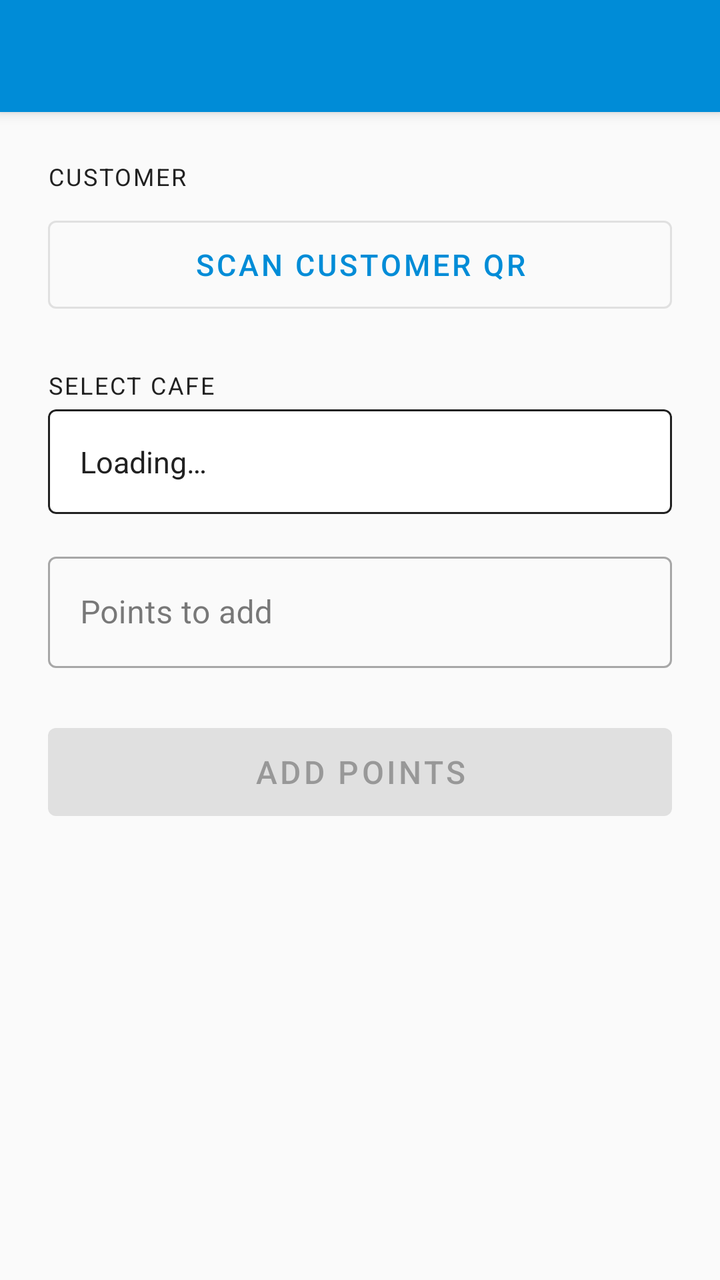
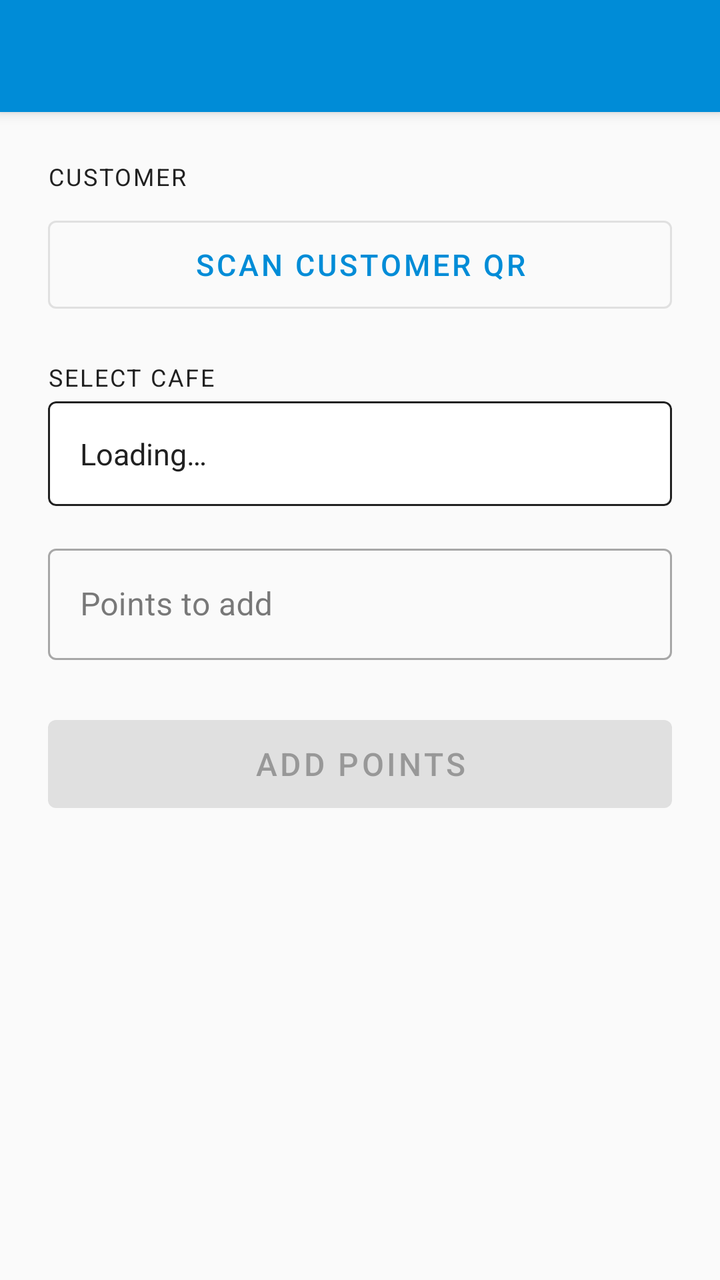

Two renders of the same Android screen: before a commit and after it. Below are the layout's source before the change and the commit's diff.
<!-- AndroidManifest.xml: application theme Theme.HopPrint -->
<!-- res/layout/activity_add_points.xml -->
<?xml version="1.0" encoding="utf-8"?>
<androidx.coordinatorlayout.widget.CoordinatorLayout
    xmlns:android="http://schemas.android.com/apk/res/android"
    xmlns:app="http://schemas.android.com/apk/res-auto"
    android:layout_width="match_parent"
    android:layout_height="match_parent"
    android:background="@color/background">

    <com.google.android.material.appbar.AppBarLayout
        android:layout_width="match_parent"
        android:layout_height="wrap_content">

        <androidx.appcompat.widget.Toolbar
            android:id="@+id/toolbar"
            android:layout_width="match_parent"
            android:layout_height="?attr/actionBarSize"
            android:background="@color/primary"
            android:theme="@style/ThemeOverlay.AppCompat.Dark.ActionBar"
            app:popupTheme="@style/ThemeOverlay.AppCompat.Light" />

    </com.google.android.material.appbar.AppBarLayout>

    <androidx.core.widget.NestedScrollView
        android:layout_width="match_parent"
        android:layout_height="match_parent"
        android:fillViewport="true"
        app:layout_behavior="@string/appbar_scrolling_view_behavior">

        <LinearLayout
            android:layout_width="match_parent"
            android:layout_height="wrap_content"
            android:orientation="vertical"
            android:padding="24dp">

            
            <TextView
                android:layout_width="match_parent"
                android:layout_height="wrap_content"
                android:text="@string/label_customer"
                android:textSize="12sp"
                android:textColor="@color/on_background"
                android:textAllCaps="true"
                android:letterSpacing="0.08"
                android:layout_marginBottom="8dp" />

            <com.google.android.material.button.MaterialButton
                android:id="@+id/scanButton"
                style="@style/Widget.MaterialComponents.Button.OutlinedButton"
                android:layout_width="match_parent"
                android:layout_height="56dp"
                android:text="@string/btn_scan_qr"
                android:textSize="15sp" />

            <TextView
                android:id="@+id/userIdText"
                android:layout_width="match_parent"
                android:layout_height="wrap_content"
                android:layout_marginTop="8dp"
                android:textSize="14sp"
                android:textColor="@color/on_background"
                android:visibility="gone" />

            
            <TextView
                android:layout_width="match_parent"
                android:layout_height="wrap_content"
                android:layout_marginTop="24dp"
                android:layout_marginBottom="4dp"
                android:text="@string/hint_select_cafe"
                android:textSize="12sp"
                android:textColor="@color/on_background"
                android:textAllCaps="true"
                android:letterSpacing="0.08" />

            <com.google.android.material.card.MaterialCardView
                android:layout_width="match_parent"
                android:layout_height="wrap_content"
                app:cardBackgroundColor="@color/surface"
                app:strokeColor="@color/on_background"
                app:strokeWidth="1dp"
                app:cardElevation="0dp">

                <TextView
                    android:id="@+id/cafeNameText"
                    android:layout_width="match_parent"
                    android:layout_height="wrap_content"
                    android:padding="16dp"
                    android:textSize="15sp"
                    android:textColor="@color/on_surface"
                    android:text="Loading…" />

            </com.google.android.material.card.MaterialCardView>

            
            <com.google.android.material.textfield.TextInputLayout
                android:id="@+id/pointsLayout"
                style="@style/Widget.MaterialComponents.TextInputLayout.OutlinedBox"
                android:layout_width="match_parent"
                android:layout_height="wrap_content"
                android:layout_marginTop="16dp"
                android:hint="@string/hint_points_to_add">

                <com.google.android.material.textfield.TextInputEditText
                    android:id="@+id/pointsEditText"
                    android:layout_width="match_parent"
                    android:layout_height="wrap_content"
                    android:inputType="number"
                    android:imeOptions="actionDone"
                    android:maxLines="1" />

            </com.google.android.material.textfield.TextInputLayout>

            
            <TextView
                android:id="@+id/errorText"
                android:layout_width="match_parent"
                android:layout_height="wrap_content"
                android:layout_marginTop="12dp"
                android:textColor="@android:color/holo_red_dark"
                android:textSize="14sp"
                android:visibility="gone" />

            
            <ProgressBar
                android:id="@+id/progressBar"
                style="?android:attr/progressBarStyleHorizontal"
                android:layout_width="match_parent"
                android:layout_height="wrap_content"
                android:layout_marginTop="8dp"
                android:indeterminate="true"
                android:visibility="gone" />

            
            <com.google.android.material.button.MaterialButton
                android:id="@+id/submitButton"
                android:layout_width="match_parent"
                android:layout_height="56dp"
                android:layout_marginTop="24dp"
                android:text="@string/btn_add_points"
                android:textSize="16sp"
                android:enabled="false" />

            
            <com.google.android.material.card.MaterialCardView
                android:id="@+id/successCard"
                android:layout_width="match_parent"
                android:layout_height="wrap_content"
                android:layout_marginTop="24dp"
                app:cardBackgroundColor="#E3F2FD"
                app:strokeColor="@color/primary"
                app:strokeWidth="2dp"
                app:cardCornerRadius="16dp"
                app:cardElevation="0dp"
                android:visibility="gone">

                <LinearLayout
                    android:layout_width="match_parent"
                    android:layout_height="wrap_content"
                    android:orientation="vertical"
                    android:gravity="center"
                    android:padding="28dp">

                    
                    <FrameLayout
                        android:layout_width="64dp"
                        android:layout_height="64dp"
                        android:background="@drawable/bg_success_circle">

                        <TextView
                            android:layout_width="wrap_content"
                            android:layout_height="wrap_content"
                            android:layout_gravity="center"
                            android:text="✓"
                            android:textSize="28sp"
                            android:textColor="#FFFFFF"
                            android:textStyle="bold" />

                    </FrameLayout>

                    <TextView
                        android:id="@+id/successTitle"
                        android:layout_width="match_parent"
                        android:layout_height="wrap_content"
                        android:layout_marginTop="16dp"
                        android:gravity="center"
                        android:text="Points Added Successfully!"
                        android:textColor="@color/primary"
                        android:textSize="18sp"
                        android:textStyle="bold" />

                    <TextView
                        android:id="@+id/successDetail"
                        android:layout_width="match_parent"
                        android:layout_height="wrap_content"
                        android:layout_marginTop="6dp"
                        android:gravity="center"
                        android:textSize="14sp"
                        android:textColor="#0077BB"
                        android:lineSpacingMultiplier="1.3" />

                    <com.google.android.material.button.MaterialButton
                        android:id="@+id/newCustomerButton"
                        style="@style/Widget.MaterialComponents.Button.OutlinedButton"
                        android:layout_width="wrap_content"
                        android:layout_height="wrap_content"
                        android:layout_marginTop="20dp"
                        android:text="New Customer"
                        android:textSize="14sp" />

                </LinearLayout>

            </com.google.android.material.card.MaterialCardView>

        </LinearLayout>

    </androidx.core.widget.NestedScrollView>

</androidx.coordinatorlayout.widget.CoordinatorLayout>
<!-- resources referenced by this layout -->
<resources>
  <color name="background">#FAFAFA</color>
  <color name="on_background">#212121</color>
  <color name="on_surface">#212121</color>
  <color name="primary">#008CD7</color>
  <color name="surface">#FFFFFF</color>
  <!-- drawable bg_success_circle (drawable) -->
  <?xml version="1.0" encoding="utf-8"?>
  <shape xmlns:android="http://schemas.android.com/apk/res/android"
      android:shape="oval">
      <solid android:color="@color/primary" />
  </shape>
  <string name="btn_add_points">Add Points</string>
  <string name="btn_scan_qr">Scan Customer QR</string>
  <string name="hint_points_to_add">Points to add</string>
  <string name="hint_select_cafe">Select Cafe</string>
  <string name="label_customer">Customer</string>
  <style name="Theme.HopPrint" parent="Theme.MaterialComponents.Light.NoActionBar">
          <item name="colorPrimary">@color/primary</item>
          <item name="colorPrimaryVariant">@color/primary_variant</item>
          <item name="colorOnPrimary">@color/on_primary</item>
          <item name="colorSecondary">@color/secondary</item>
          <item name="colorSecondaryVariant">@color/secondary_variant</item>
          <item name="colorOnSecondary">@color/on_secondary</item>
          <item name="android:colorBackground">@color/background</item>
          <item name="colorSurface">@color/surface</item>
          <item name="colorOnBackground">@color/on_background</item>
          <item name="colorOnSurface">@color/on_surface</item>
      </style>
  <color name="primary_variant">#0066A0</color>
  <color name="on_primary">#FFFFFF</color>
  <color name="secondary">#FF6F00</color>
  <color name="secondary_variant">#C43E00</color>
  <color name="on_secondary">#FFFFFF</color>
</resources>

<!-- the commit's change to res/layout/activity_add_points.xml (unified diff, before → after) -->
@@ -51,20 +51,88 @@
                 android:text="@string/btn_scan_qr"
                 android:textSize="15sp" />
 
-            <TextView
-                android:id="@+id/userIdText"
-                android:layout_width="match_parent"
-                android:layout_height="wrap_content"
-                android:layout_marginTop="8dp"
-                android:textSize="14sp"
-                android:textColor="@color/on_background"
-                android:visibility="gone" />
-
-            
-            <TextView
-                android:layout_width="match_parent"
-                android:layout_height="wrap_content"
-                android:layout_marginTop="24dp"
+            
+            <com.google.android.material.card.MaterialCardView
+                android:id="@+id/customerCard"
+                android:layout_width="match_parent"
+                android:layout_height="wrap_content"
+                android:layout_marginTop="12dp"
+                app:cardBackgroundColor="@color/surface"
+                app:strokeColor="@color/primary"
+                app:strokeWidth="1dp"
+                app:cardCornerRadius="12dp"
+                app:cardElevation="0dp"
+                android:visibility="gone">
+
+                <LinearLayout
+                    android:layout_width="match_parent"
+                    android:layout_height="wrap_content"
+                    android:orientation="horizontal"
+                    android:padding="14dp"
+                    android:gravity="center_vertical">
+
+                    <FrameLayout
+                        android:layout_width="44dp"
+                        android:layout_height="44dp"
+                        android:background="@drawable/bg_success_circle">
+
+                        <TextView
+                            android:id="@+id/customerInitial"
+                            android:layout_width="wrap_content"
+                            android:layout_height="wrap_content"
+                            android:layout_gravity="center"
+                            android:textSize="18sp"
+                            android:textColor="#FFFFFF"
+                            android:textStyle="bold"
+                            android:text="?" />
+
+                    </FrameLayout>
+
+                    <LinearLayout
+                        android:layout_width="0dp"
+                        android:layout_height="wrap_content"
+                        android:layout_weight="1"
+                        android:orientation="vertical"
+                        android:layout_marginStart="12dp">
+
+                        <TextView
+                            android:id="@+id/customerNameText"
+                            android:layout_width="match_parent"
+                            android:layout_height="wrap_content"
+                            android:textSize="15sp"
+                            android:textColor="@color/on_surface"
+                            android:textStyle="bold" />
+
+                        <TextView
+                            android:id="@+id/customerSubText"
+                            android:layout_width="match_parent"
+                            android:layout_height="wrap_content"
+                            android:textSize="12sp"
+                            android:textColor="#757575"
+                            android:layout_marginTop="2dp" />
+
+                    </LinearLayout>
+
+                </LinearLayout>
+
+            </com.google.android.material.card.MaterialCardView>
+
+            
+            <com.google.android.material.button.MaterialButton
+                android:id="@+id/newCustomerButton"
+                style="@style/Widget.MaterialComponents.Button.TextButton"
+                android:layout_width="wrap_content"
+                android:layout_height="wrap_content"
+                android:layout_marginTop="2dp"
+                android:text="↩  New Customer"
+                android:textSize="13sp"
+                android:visibility="gone" />
+
+            
+            <TextView
+                android:layout_width="match_parent"
+                android:layout_height="wrap_content"
+                android:layout_marginTop="20dp"
                 android:layout_marginBottom="4dp"
                 android:text="@string/hint_select_cafe"
                 android:textSize="12sp"
@@ -112,10 +180,21 @@
 
             
             <TextView
+                android:id="@+id/inlineSuccessText"
+                android:layout_width="match_parent"
+                android:layout_height="wrap_content"
+                android:layout_marginTop="10dp"
+                android:textSize="14sp"
+                android:textColor="@color/primary"
+                android:textStyle="bold"
+                android:visibility="gone" />
+
+            
+            <TextView
                 android:id="@+id/errorText"
                 android:layout_width="match_parent"
                 android:layout_height="wrap_content"
-                android:layout_marginTop="12dp"
+                android:layout_marginTop="10dp"
                 android:textColor="@android:color/holo_red_dark"
                 android:textSize="14sp"
                 android:visibility="gone" />
@@ -140,77 +219,6 @@
                 android:textSize="16sp"
                 android:enabled="false" />
 
-            
-            <com.google.android.material.card.MaterialCardView
-                android:id="@+id/successCard"
-                android:layout_width="match_parent"
-                android:layout_height="wrap_content"
-                android:layout_marginTop="24dp"
-                app:cardBackgroundColor="#E3F2FD"
-                app:strokeColor="@color/primary"
-                app:strokeWidth="2dp"
-                app:cardCornerRadius="16dp"
-                app:cardElevation="0dp"
-                android:visibility="gone">
-
-                <LinearLayout
-                    android:layout_width="match_parent"
-                    android:layout_height="wrap_content"
-                    android:orientation="vertical"
-                    android:gravity="center"
-                    android:padding="28dp">
-
-                    
-                    <FrameLayout
-                        android:layout_width="64dp"
-                        android:layout_height="64dp"
-                        android:background="@drawable/bg_success_circle">
-
-                        <TextView
-                            android:layout_width="wrap_content"
-                            android:layout_height="wrap_content"
-                            android:layout_gravity="center"
-                            android:text="✓"
-                            android:textSize="28sp"
-                            android:textColor="#FFFFFF"
-                            android:textStyle="bold" />
-
-                    </FrameLayout>
-
-                    <TextView
-                        android:id="@+id/successTitle"
-                        android:layout_width="match_parent"
-                        android:layout_height="wrap_content"
-                        android:layout_marginTop="16dp"
-                        android:gravity="center"
-                        android:text="Points Added Successfully!"
-                        android:textColor="@color/primary"
-                        android:textSize="18sp"
-                        android:textStyle="bold" />
-
-                    <TextView
-                        android:id="@+id/successDetail"
-                        android:layout_width="match_parent"
-                        android:layout_height="wrap_content"
-                        android:layout_marginTop="6dp"
-                        android:gravity="center"
-                        android:textSize="14sp"
-                        android:textColor="#0077BB"
-                        android:lineSpacingMultiplier="1.3" />
-
-                    <com.google.android.material.button.MaterialButton
-                        android:id="@+id/newCustomerButton"
-                        style="@style/Widget.MaterialComponents.Button.OutlinedButton"
-                        android:layout_width="wrap_content"
-                        android:layout_height="wrap_content"
-                        android:layout_marginTop="20dp"
-                        android:text="New Customer"
-                        android:textSize="14sp" />
-
-                </LinearLayout>
-
-            </com.google.android.material.card.MaterialCardView>
-
         </LinearLayout>
 
     </androidx.core.widget.NestedScrollView>
